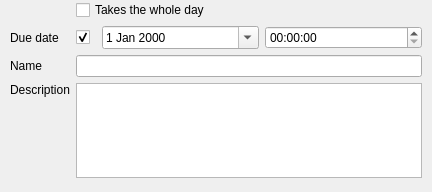
First picture: the form in tasks/taskedit.ui, repository KDE/akonadi-google-applets, before the edit.
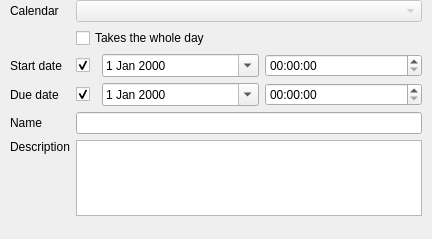
Second picture: the form after the edit.

Commit message: Add support for start date

Patch:
```diff
--- a/tasks/taskedit.ui
+++ b/tasks/taskedit.ui
@@ -7,13 +7,13 @@
     <x>0</x>
     <y>0</y>
     <width>432</width>
-    <height>192</height>
+    <height>239</height>
    </rect>
   </property>
   <property name="minimumSize">
    <size>
     <width>432</width>
-    <height>192</height>
+    <height>239</height>
    </size>
   </property>
   <property name="windowTitle">
@@ -25,11 +25,61 @@
      <x>10</x>
      <y>0</y>
      <width>412</width>
-     <height>178</height>
+     <height>216</height>
     </rect>
    </property>
    <layout class="QGridLayout" name="gridLayout">
+    <item row="2" column="1">
+     <layout class="QHBoxLayout" name="horizontalLayout_2">
+      <item>
+       <widget class="QCheckBox" name="dateTimeStart">
+        <property name="maximumSize">
+         <size>
+          <width>20</width>
+          <height>20</height>
+         </size>
+        </property>
+        <property name="text">
+         <string/>
+        </property>
+        <property name="checked">
+         <bool>true</bool>
+        </property>
+       </widget>
+      </item>
+      <item>
+       <widget class="QDateEdit" name="dateEditStart">
+        <property name="enabled">
+         <bool>true</bool>
+        </property>
+        <property name="calendarPopup">
+         <bool>true</bool>
+        </property>
+       </widget>
+      </item>
+      <item>
+       <widget class="QTimeEdit" name="timeEditStart">
+        <property name="enabled">
+         <bool>true</bool>
+        </property>
+       </widget>
+      </item>
+     </layout>
+    </item>
     <item row="1" column="1">
+     <widget class="QCheckBox" name="allDay">
+      <property name="enabled">
+       <bool>true</bool>
+      </property>
+      <property name="text">
+       <string>Takes the whole day</string>
+      </property>
+     </widget>
+    </item>
+    <item row="5" column="1">
+     <widget class="QLineEdit" name="nameEdit"/>
+    </item>
+    <item row="3" column="1">
      <layout class="QHBoxLayout" name="horizontalLayout">
       <item>
        <widget class="QCheckBox" name="dateTime">
@@ -66,21 +116,21 @@
       </item>
      </layout>
     </item>
-    <item row="3" column="0">
+    <item row="5" column="0">
      <widget class="QLabel" name="label_2">
       <property name="text">
        <string>Name</string>
       </property>
      </widget>
     </item>
-    <item row="1" column="0">
+    <item row="3" column="0">
      <widget class="QLabel" name="label">
       <property name="text">
        <string>Due date</string>
       </property>
      </widget>
     </item>
-    <item row="4" column="0">
+    <item row="6" column="0">
      <widget class="QLabel" name="label_3">
       <property name="text">
        <string>Description</string>
@@ -90,22 +140,30 @@
       </property>
      </widget>
     </item>
-    <item row="0" column="1">
-     <widget class="QCheckBox" name="allDay">
-      <property name="enabled">
-       <bool>true</bool>
-      </property>
+    <item row="2" column="0">
+     <widget class="QLabel" name="label_4">
       <property name="text">
-       <string>Takes the whole day</string>
+       <string>Start date</string>
       </property>
      </widget>
     </item>
-    <item row="3" column="1">
-     <widget class="QLineEdit" name="nameEdit"/>
-    </item>
-    <item row="4" column="1">
+    <item row="6" column="1">
      <widget class="QTextEdit" name="descriptionEdit"/>
     </item>
+    <item row="0" column="1">
+     <widget class="QComboBox" name="comboBox">
+      <property name="enabled">
+       <bool>false</bool>
+      </property>
+     </widget>
+    </item>
+    <item row="0" column="0">
+     <widget class="QLabel" name="label_5">
+      <property name="text">
+       <string>Calendar</string>
+      </property>
+     </widget>
+    </item>
    </layout>
   </widget>
  </widget>
```
Left out of the diff: 6 changed lines with no effect on the pictures. The commit also changes 3 other files.
